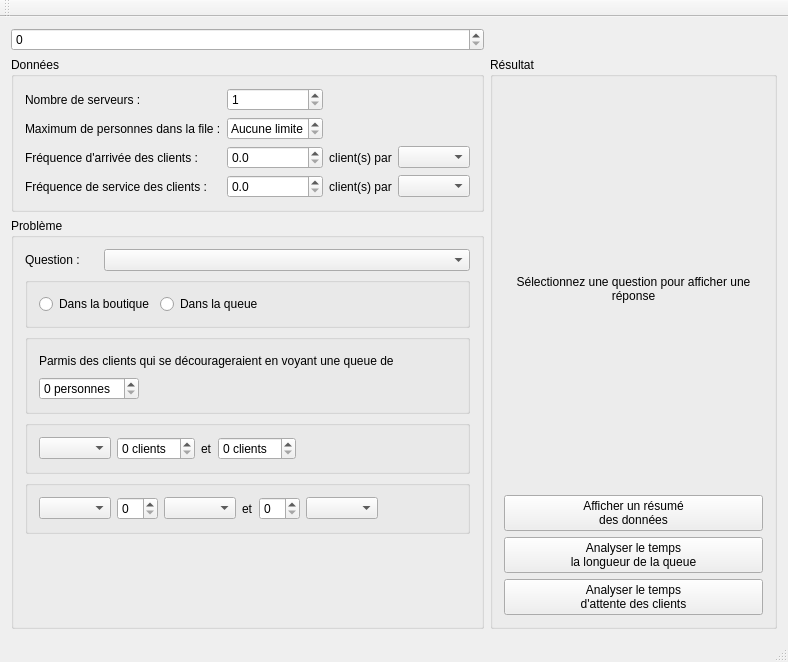
This is WaitingLine/mainwindow.ui in AmaneMisora/Processus-Stochastique as Qt 5 draws it before an edit. The edited form follows.
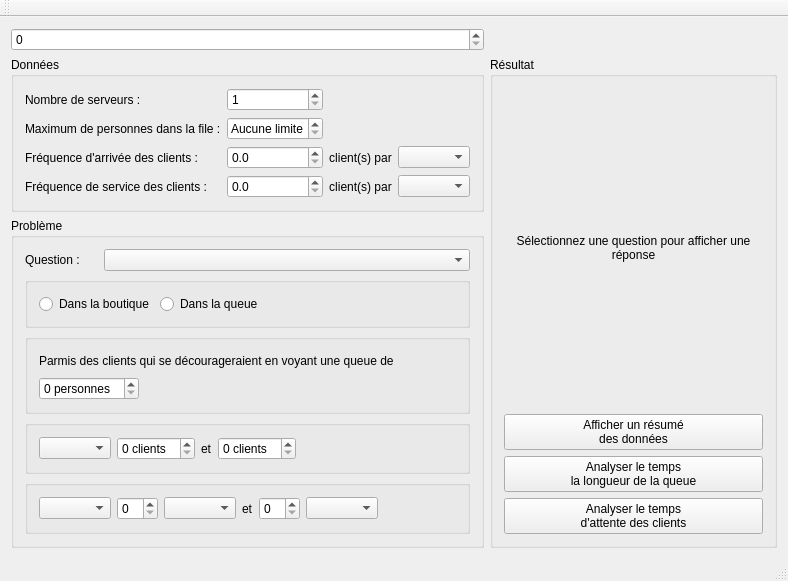
This is the edited form.

Commit message: Mise à jour des messages d'erreur

What changed in the file:
```diff
--- a/WaitingLine/mainwindow.ui
+++ b/WaitingLine/mainwindow.ui
@@ -7,7 +7,7 @@
     <x>0</x>
     <y>0</y>
     <width>788</width>
-    <height>662</height>
+    <height>547</height>
    </rect>
   </property>
   <property name="windowTitle">
@@ -273,6 +273,12 @@
     </item>
     <item row="1" column="1" rowspan="2">
      <widget class="QGroupBox" name="GroupBoxResult">
+      <property name="sizePolicy">
+       <sizepolicy hsizetype="Preferred" vsizetype="MinimumExpanding">
+        <horstretch>0</horstretch>
+        <verstretch>0</verstretch>
+       </sizepolicy>
+      </property>
       <property name="title">
        <string>Résultat</string>
       </property>
```
Left out of the diff: 2 changed lines with no effect on the pictures. The commit also changes 2 other files.
